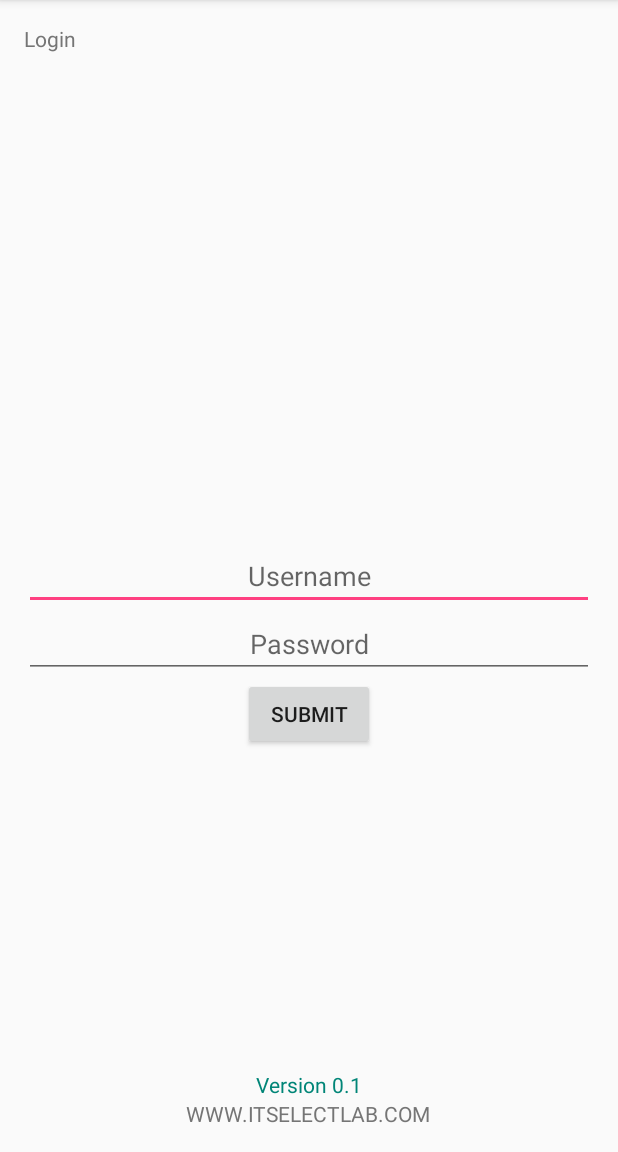
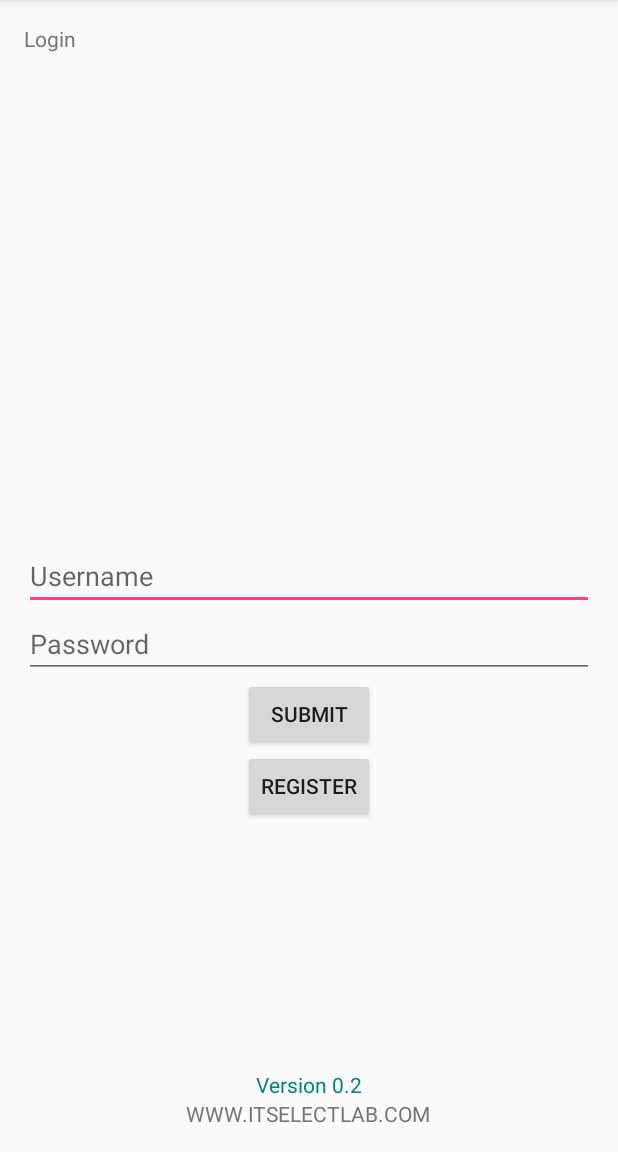
Before and after one commit to thaisingle/VulnerApp, an Android app: the screen it shows after launch (LoginActivity), on a phone screen of 412 x 824 dp, the part 84-1236 px from its top. Run offline under Robolectric (Android 15) with nearby library versions, the phone set to English and light mode, and no system bars.

```diff
--- a/app/src/main/java/com/example/wsunpachit/vulnerapp/LoginActivity.java
+++ b/app/src/main/java/com/example/wsunpachit/vulnerapp/LoginActivity.java
@@ -3,9 +3,11 @@ package com.example.wsunpachit.vulnerapp;
 import android.content.Intent;
 import android.support.v7.app.AppCompatActivity;
 import android.os.Bundle;
+import android.os.Build;
 import android.view.View;
 import android.widget.Button;
 import android.widget.EditText;
+import android.app.AlertDialog;
 
 public class LoginActivity extends AppCompatActivity {
 
@@ -19,16 +21,33 @@ public class LoginActivity extends AppCompatActivity {
 
         txtUser = (EditText)findViewById(R.id.txtLogin2);
         txtPass = (EditText)findViewById(R.id.txtLogin3);
+        final Button cLogin = (Button) findViewById(R.id.cmdLogin);
+        final Button cRegister = (Button) findViewById(R.id.cmdRegister);
 
-        final Button btn1 = (Button) findViewById(R.id.cmdLogin);
+        AlertDialog.Builder builder = new AlertDialog.Builder(this);
 
-        btn1.setOnClickListener(new View.OnClickListener() {
+        //True is Protected
+        if (isEmulator()){
+            builder.setTitle("Warning!!!");
+            builder.setMessage("App installed in Emulator do not allow the user registration");
+            builder.setPositiveButton("OK", null);
+            AlertDialog dialog = builder.show();
+
+            //hind Register button
+            cRegister.setVisibility(View.INVISIBLE);
+        }
+
+
+        //True is Pass
+        cLogin.setOnClickListener(new View.OnClickListener() {
             public void onClick(View v) {
+                AlertDialog.Builder builder = new AlertDialog.Builder(LoginActivity.this);
 
                 if (isLogin(txtUser.getText().toString() , txtPass.getText().toString())) {
                     Intent i = new Intent(LoginActivity.this, HomeActivity.class);
                     startActivity(i);
                 }
+
             }
         });
 
@@ -41,4 +60,23 @@ public class LoginActivity extends AppCompatActivity {
         String str2 = "password";
         return (paramString1.contentEquals(str1)) && (paramString2.contentEquals(str2));
     }
+
+    //public, protected, and static could be bypassed by Mobile substrate
+    //private could not be bypassed by Mobile substrate
+    private boolean isEmulator() {
+        String strDevice = Build.FINGERPRINT;
+        return  strDevice.indexOf("vbox86p") >= 0
+                || Build.BRAND.equals("generic")
+                || Build.BRAND.equals("generic_x86");
 }
+
+    public static String getDeviceListing() {
+        return "Build.PRODUCT: " + Build.PRODUCT + "\n" +
+                "Build.MANUFACTURER: " + Build.MANUFACTURER + "\n" +
+                "Build.BRAND: " + Build.BRAND + "\n" +
+                "Build.DEVICE: " + Build.DEVICE + "\n" +
+                "Build.MODEL: " + Build.MODEL + "\n" +
+                "Build.HARDWARE: " + Build.HARDWARE + "\n" +
+                "Build.FINGERPRINT: " + Build.FINGERPRINT;
+    }
+}
--- a/app/src/main/res/layout/activity_login.xml
+++ b/app/src/main/res/layout/activity_login.xml
@@ -20,7 +20,7 @@
         android:layout_alignParentStart="true"
         android:textColor="@color/material_grey_600"
         android:gravity="fill_horizontal|fill_vertical"
-        android:textAlignment="gravity" />
+        />
 
     <EditText
         android:layout_width="match_parent"
@@ -32,7 +32,7 @@
         android:layout_alignParentLeft="true"
         android:layout_alignParentStart="true"
         android:hint="@string/txtLogin2"
-        android:textAlignment="center" />
+        />
 
     <EditText
         android:layout_width="match_parent"
@@ -45,7 +45,7 @@
         android:layout_alignParentLeft="true"
         android:layout_alignParentStart="true"
         android:hint="@string/txtLogin3"
-        android:textAlignment="center" />
+        />
 
     <Button
         android:layout_width="wrap_content"
@@ -56,7 +56,7 @@
         android:layout_alignParentLeft="false"
         android:layout_alignParentStart="false"
         android:layout_centerHorizontal="true"
-        android:onClick="saveCredentials"/>
+        />
 
     <TextView
         android:layout_width="wrap_content"
@@ -64,7 +64,6 @@
         android:text="@string/txtLogin5"
         android:id="@+id/txtLogin5"
         android:textColor="@color/material_deep_teal_500"
-        android:textAlignment="gravity"
         android:layout_above="@+id/txtLogin4"
         android:layout_centerHorizontal="true" />
 
@@ -76,11 +75,15 @@
         android:layout_alignParentBottom="true"
         android:textColor="@color/material_grey_600"
         android:layout_centerHorizontal="true"
-        android:textAlignment="gravity" />
+        />
 
-
-
-
+    <Button
+        android:layout_width="wrap_content"
+        android:layout_height="wrap_content"
+        android:text="Register"
+        android:id="@+id/cmdRegister"
+        android:layout_below="@+id/cmdLogin"
+        android:layout_centerHorizontal="true" />
 
 
 </RelativeLayout>
--- a/app/src/main/res/values/strings.xml
+++ b/app/src/main/res/values/strings.xml
@@ -6,9 +6,7 @@
     <string name="txtLogin2">Username</string>
     <string name="txtLogin3">Password</string>
     <string name="txtLogin4">WWW.ITSELECTLAB.COM</string>
-    <string name="txtLogin5">Version 0.1</string>
+    <string name="txtLogin5">Version 0.2</string>
     <string name="cmdLogin">Submit</string>
-
-
     <string name="txtHome1">Successfully login</string>
 </resources>
```
